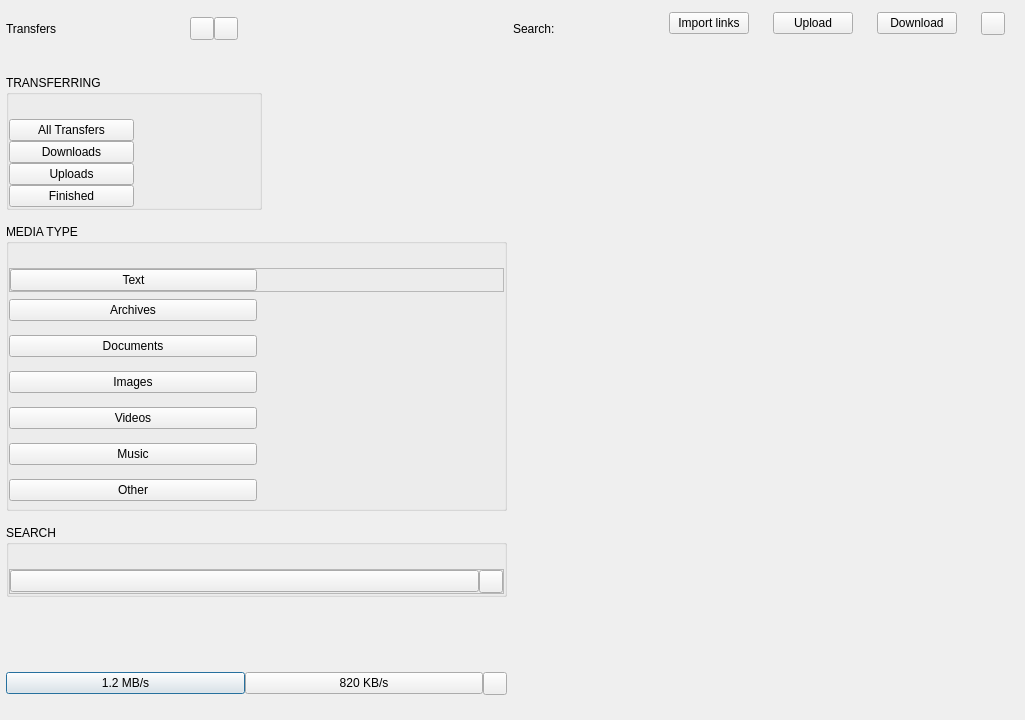
meganz/MEGAsync, file src/MEGASync/gui/linux/TransferManager.ui: the form before one commit.
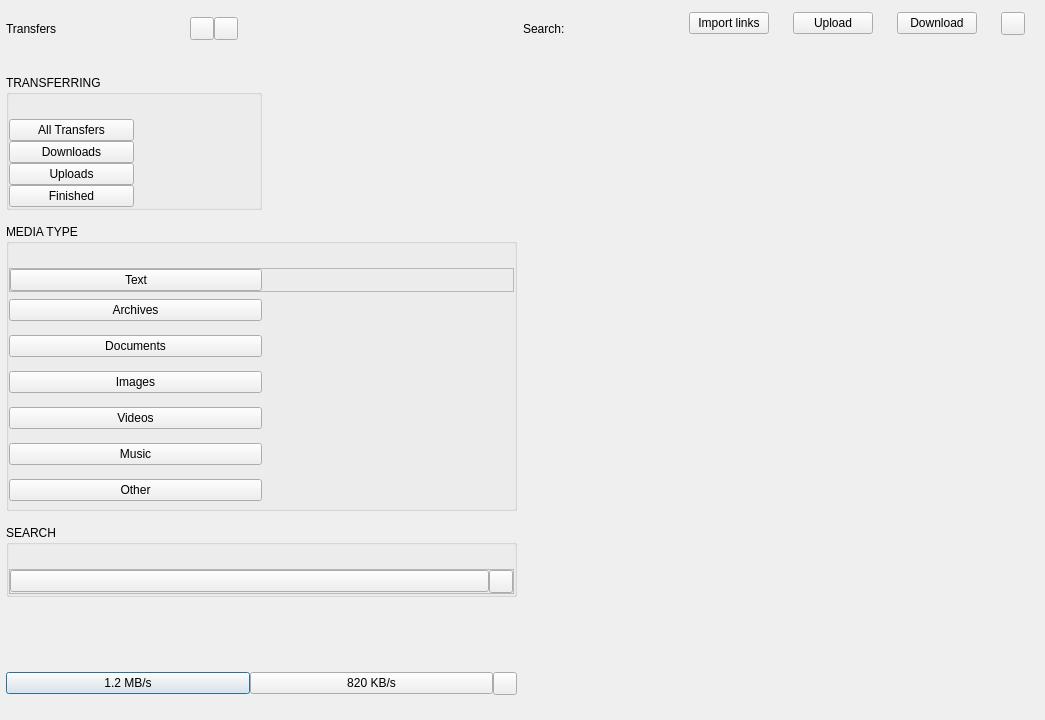
The form after the commit. Icons and pictures are not drawn. Custom widgets are drawn as their Qt base class.

Patch:
```diff
--- a/src/MEGASync/gui/linux/TransferManager.ui
+++ b/src/MEGASync/gui/linux/TransferManager.ui
@@ -9,7 +9,7 @@
    <rect>
     <x>0</x>
     <y>0</y>
-    <width>1025</width>
+    <width>1045</width>
     <height>720</height>
    </rect>
   </property>
@@ -1223,7 +1223,7 @@
        <number>0</number>
       </property>
       <property name="bottomMargin">
-       <number>6</number>
+       <number>0</number>
       </property>
       <item>
        <widget class="QWidget" name="wRightPaneHeader" native="true">
```
Left out of the diff: 2 changed lines with no effect on the pictures.
